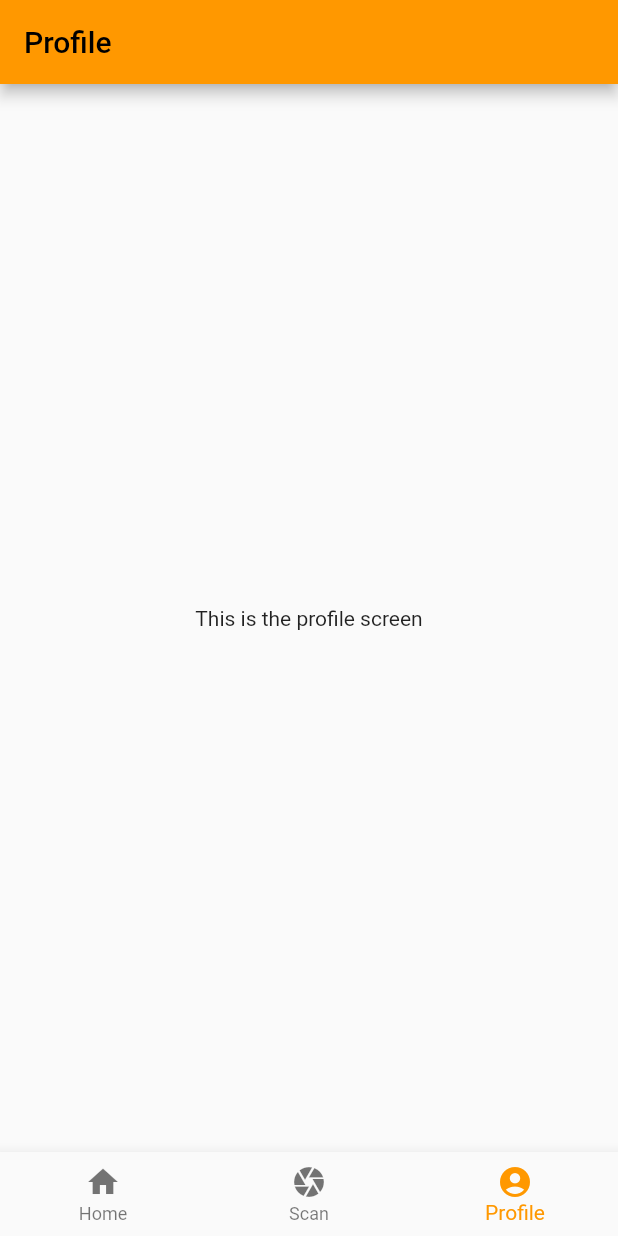
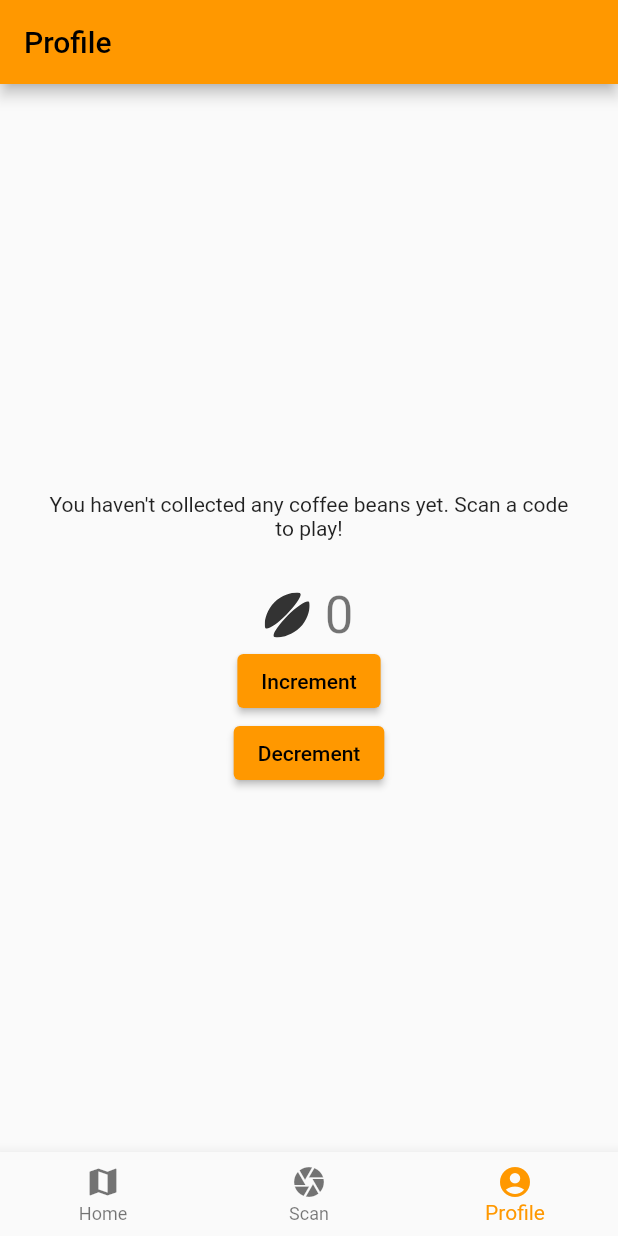
Before and after one commit to Kevin-Strathdee/TechAdventure, a Flutter app: the screen it shows after launch, item 3 of the bottom bar chosen, on a phone screen of 412 x 824 dp. Run offline on Flutter 3.47's test engine with Material 2 defaults, Android fonts, the light colour scheme and no system bars; our stand-ins replace bloc, flutter_bloc, flutter_svg.

Commit message:
begin user bloc with simple coffee beans counter

```diff
--- a/lib/bloc/counter/counter_event.dart
+++ /dev/null
@@ -1,8 +0,0 @@
-part of 'counter_bloc.dart';
-
-@immutable
-abstract class CounterEvent {}
-
-class IncrementButtonTapped extends CounterEvent {}
-
-class DecrementButtonTapped extends CounterEvent {}
--- a/lib/bloc/counter/counter_state.dart
+++ /dev/null
@@ -1,20 +0,0 @@
-part of 'counter_bloc.dart';
-
-@immutable
-abstract class CounterState {
-  int currentCount = 0;
-}
-
-class CounterInitial extends CounterState {}
-
-class CounterPositive extends CounterState {
-  CounterPositive(int count) {
-    currentCount = count;
-  }
-}
-
-class CounterNegative extends CounterState {
-  CounterNegative(int count) {
-    currentCount = count;
-  }
-}
--- /dev/null
+++ b/lib/bloc/user/user_bloc.dart
@@ -0,0 +1,16 @@
+import 'dart:math';
+
+import 'package:bloc/bloc.dart';
+import 'package:meta/meta.dart';
+
+part 'user_event.dart';
+part 'user_state.dart';
+
+class UserBloc extends Bloc<UserEvent, UserState> {
+  UserBloc() : super(UserInitial()) {
+    on<CoffeeBeansIncremented>((event, emit) {
+      int newCount = max(state.numCoffeeBeans + event.numBeans, 0);
+      emit(UserCoffeeBeans(newCount));
+    });
+  }
+}
--- /dev/null
+++ b/lib/bloc/user/user_event.dart
@@ -0,0 +1,11 @@
+part of 'user_bloc.dart';
+
+@immutable
+abstract class UserEvent {
+}
+
+class CoffeeBeansIncremented extends UserEvent {
+  final int numBeans;
+
+  CoffeeBeansIncremented(this.numBeans);
+}
--- /dev/null
+++ b/lib/bloc/user/user_state.dart
@@ -0,0 +1,14 @@
+part of 'user_bloc.dart';
+
+@immutable
+abstract class UserState {
+  int numCoffeeBeans = 0;
+}
+
+class UserInitial extends UserState {}
+
+class UserCoffeeBeans extends UserState {
+  UserCoffeeBeans(int numBeans) {
+    numCoffeeBeans = numBeans;
+  }
+}
--- a/lib/main.dart
+++ b/lib/main.dart
@@ -1,9 +1,10 @@
 import 'package:flutter/material.dart';
 import 'package:flutter_bloc/flutter_bloc.dart';
-import 'package:tech_adventure/bloc/counter/counter_bloc.dart';
+import 'package:flutter_localizations/flutter_localizations.dart';
 import 'package:tech_adventure/generated/l10n.dart';
 import 'package:tech_adventure/ui/screens/home_page.dart';
-import 'package:flutter_localizations/flutter_localizations.dart';
+
+import 'bloc/user/user_bloc.dart';
 
 void main() {
   runApp(const MyApp());
@@ -14,8 +15,12 @@ class MyApp extends StatelessWidget {
 
   @override
   Widget build(BuildContext context) {
-    return BlocProvider(
-      create: (context) => CounterBloc(),
+    return MultiBlocProvider(
+      providers: [
+        BlocProvider(
+          create: (context) => UserBloc(),
+        ),
+      ],
       child: MaterialApp(
         localizationsDelegates: const [
           S.delegate,
--- a/lib/ui/screens/home_page.dart
+++ b/lib/ui/screens/home_page.dart
@@ -1,6 +1,6 @@
 import 'package:flutter/material.dart';
 import 'package:tech_adventure/generated/l10n.dart';
-import 'package:tech_adventure/ui/screens/counter_page.dart';
+import 'package:tech_adventure/ui/screens/maps_page.dart';
 import 'package:tech_adventure/ui/screens/profile_screen.dart';
 import 'package:tech_adventure/ui/screens/scan_screen.dart';
 
@@ -20,7 +20,7 @@ class _HomePageState extends State<HomePage> {
       bottomNavigationBar: BottomNavigationBar(
         items: <BottomNavigationBarItem>[
           BottomNavigationBarItem(
-            icon: Icon(Icons.home),
+            icon: Icon(Icons.map),
             label: S.of(context).navbarHome,
           ),
           BottomNavigationBarItem(
@@ -42,13 +42,13 @@ class _HomePageState extends State<HomePage> {
   Widget _getHomeScreenContent(int selectedTab) {
     switch (selectedTab) {
       case 0:
-        return const CounterPage();
+        return const MapsPage();
       case 1:
         return ScanScreen();
       case 2:
         return const ProfileScreen();
       default:
-        return const CounterPage();
+        return const MapsPage();
     }
   }
 
--- a/lib/ui/screens/profile_screen.dart
+++ b/lib/ui/screens/profile_screen.dart
@@ -1,4 +1,8 @@
 import 'package:flutter/material.dart';
+import 'package:flutter_bloc/flutter_bloc.dart';
+
+import '../../bloc/user/user_bloc.dart';
+import '../widgets/coffee_bean_widget.dart';
 
 class ProfileScreen extends StatelessWidget {
   const ProfileScreen({super.key});
@@ -7,8 +11,48 @@ class ProfileScreen extends StatelessWidget {
   Widget build(BuildContext context) {
     return Scaffold(
       appBar: AppBar(title: const Text("Profile")),
-      body: const Center(
-        child: Text("This is the profile screen"),
+      body: Center(
+        child: Column(
+          mainAxisAlignment: MainAxisAlignment.center,
+          children: <Widget>[
+            BlocBuilder<UserBloc, UserState>(
+              builder: (context, state) {
+                return Container(
+                  padding: const EdgeInsets.all(30),
+                  child: Text(
+                    (state.numCoffeeBeans > 0)
+                        ? 'You have ${state.numCoffeeBeans} coffee beans.'
+                        : "You haven't collected any coffee beans yet. Scan a code to play!",
+                    textAlign: TextAlign.center,
+                  )
+                );
+              },
+            ),
+            Row(
+              mainAxisAlignment: MainAxisAlignment.center,
+              children: [
+                Container(
+                  padding: const EdgeInsets.only(right: 10),
+                  child: svgCoffeeBean,
+                ),
+                BlocBuilder<UserBloc, UserState>(
+                  builder: (context, state) {
+                    return Text(
+                      '${state.numCoffeeBeans}',
+                      style: Theme.of(context).textTheme.headlineMedium,
+                    );
+                  },
+                ),
+              ],
+            ),
+            ElevatedButton(
+                onPressed: () => BlocProvider.of<UserBloc>(context).add(CoffeeBeansIncremented(5)),
+                child: const Text("Increment")),
+            ElevatedButton(
+                onPressed: () => BlocProvider.of<UserBloc>(context).add(CoffeeBeansIncremented(-5)),
+                child: const Text("Decrement"))
+          ],
+        ),
       ),
     );
   }
--- /dev/null
+++ b/lib/ui/widgets/coffee_bean_widget.dart
@@ -0,0 +1,11 @@
+import 'package:flutter/widgets.dart';
+import 'package:flutter_svg/svg.dart';
+
+const String assetName = 'assets/coffee-bean.svg';
+
+final Widget svgCoffeeBean = SvgPicture.asset(
+  assetName,
+  semanticsLabel: 'Coffee bean',
+  height: 30,
+  width: 30,
+);
```
Also changed, not shown: lib/bloc/counter/counter_bloc.dart (deleted, +0 -28 lines), lib/ui/screens/counter_page.dart (deleted, +0 -44 lines), lib/ui/screens/maps_page.dart (added, +15 -0 lines), pubspec.yaml (+3 -4 lines), assets/coffee-bean.svg (added), pubspec.lock.
